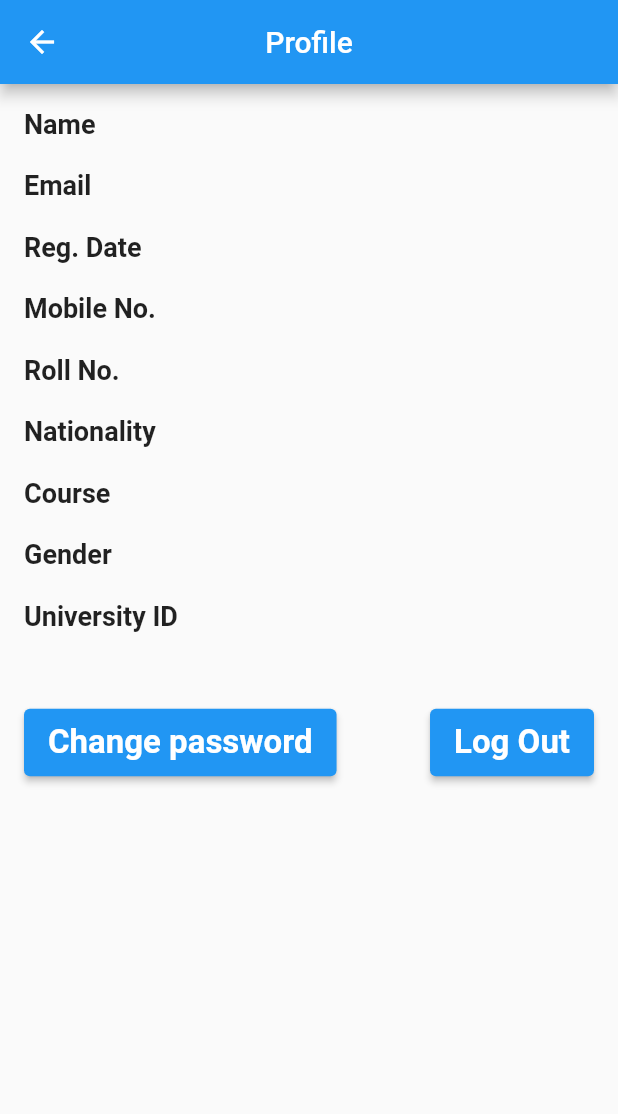
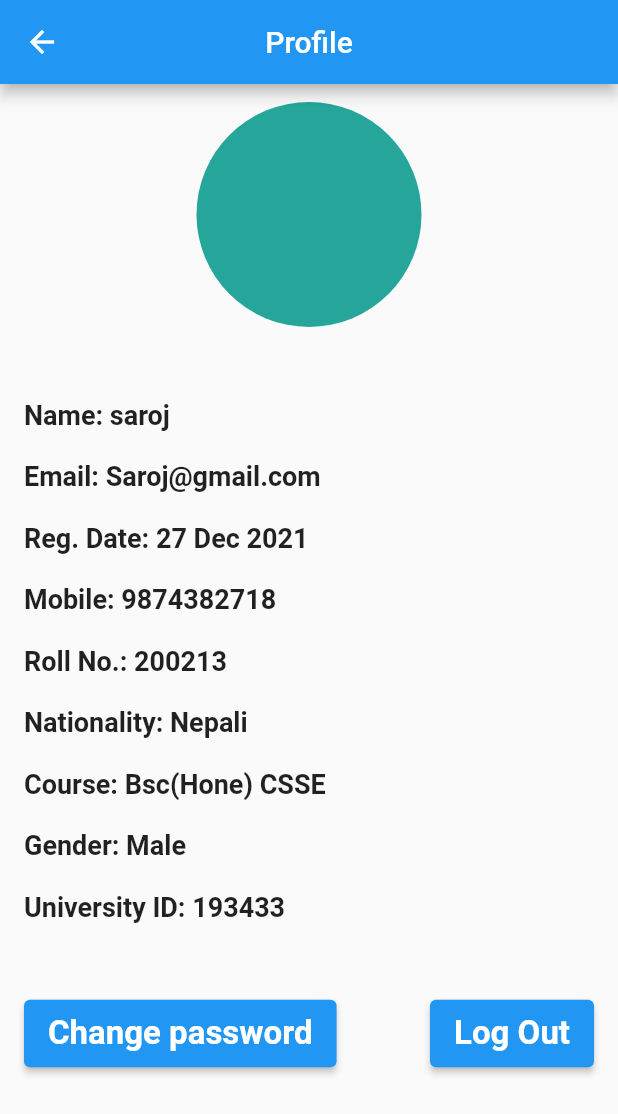
Before and after one commit to SaileshRokaya/ANS, a Flutter app: the UserProfile screen opened directly, on a phone screen of 412 x 824 dp. Shown: the top 1114 px of the screen. Run offline on Flutter 3.47's test engine with Material 2 defaults, Android fonts, the phone set to English and light mode, and no system bars; our stand-ins replace carousel_slider, cloud_firestore, firebase_auth, firebase_core, fluttertoast; accounts and stored records are empty.

Commit message:
changes in existing folders

```diff
--- a/lib/views/home_page.dart
+++ b/lib/views/home_page.dart
@@ -39,13 +39,13 @@ class _HomePageState extends State<HomePage> {
             ),
             InkWell(
               child: CircleAvatar(
-                backgroundImage: NetworkImage(""),
-                radius: 25.0,
+                //backgroundImage: AssetImage("logo.png"),
+                radius: 22.0,
                 backgroundColor: Colors.cyanAccent,
               ),
               onTap: () {
                 Navigator.push(context,
-                    MaterialPageRoute(builder: (context) => MyProfile()));
+                    MaterialPageRoute(builder: (context) => UserProfile()));
               },
             )
           ],
--- a/lib/views/user_profile.dart
+++ b/lib/views/user_profile.dart
@@ -1,3 +1,5 @@
+import 'package:ans/views/change_password.dart';
+import 'package:ans/views/home_page.dart';
 import 'package:ans/views/login.dart';
 import 'package:flutter/material.dart';
 
@@ -6,13 +8,39 @@ class UserProfile extends StatelessWidget {
 
   @override
   Widget build(BuildContext context) {
+    // Variables
+    String name = "saroj";
+    String email = "Saroj@gmail.com";
+    String regDate = "27 Dec 2021";
+    String mobile = "9874382718";
+    String rollNo = "200213";
+    String nationality = "Nepali";
+    String course = "Bsc(Hone) CSSE";
+    String gender = "Male";
+    String unID = "193433";
+
     return Scaffold(
         appBar: AppBar(
           title: Text("Profile"),
           centerTitle: true,
         ),
-        body: Column(
+        body: SingleChildScrollView(
+          child: Column(
             children: [
+              Padding(
+                padding: const EdgeInsets.all(12.0),
+                child: CircleAvatar(
+                  radius: 75,
+                  backgroundColor: Colors.teal.shade400,
+                  //backgroundImage: AssetImage("logo.png"),
+                ),
+              ),
+
+              SizedBox(
+                height: 20,
+              ),
+
+              // Container for user details
               Container(
                 child: Padding(
                   padding: const EdgeInsets.all(16.0),
@@ -21,9 +49,9 @@ class UserProfile extends StatelessWidget {
                     children: [
                       // Name
                       Text(
-                      "Name",
-                      style:
-                          TextStyle(fontSize: 18, fontWeight: FontWeight.bold),
+                        "Name:" + " " + name,
+                        style: TextStyle(
+                            fontSize: 18, fontWeight: FontWeight.bold),
                       ),
                       SizedBox(
                         height: 20,
@@ -31,9 +59,9 @@ class UserProfile extends StatelessWidget {
 
                       // Email
                       Text(
-                      "Email",
-                      style:
-                          TextStyle(fontSize: 18, fontWeight: FontWeight.bold),
+                        "Email: " + email,
+                        style: TextStyle(
+                            fontSize: 18, fontWeight: FontWeight.bold),
                       ),
                       SizedBox(
                         height: 20,
@@ -41,9 +69,9 @@ class UserProfile extends StatelessWidget {
 
                       // Registration Date
                       Text(
-                      "Reg. Date",
-                      style:
-                          TextStyle(fontSize: 18, fontWeight: FontWeight.bold),
+                        "Reg. Date: " + regDate,
+                        style: TextStyle(
+                            fontSize: 18, fontWeight: FontWeight.bold),
                       ),
                       SizedBox(
                         height: 20,
@@ -51,9 +79,9 @@ class UserProfile extends StatelessWidget {
 
                       // Mobile Number
                       Text(
-                      "Mobile No.",
-                      style:
-                          TextStyle(fontSize: 18, fontWeight: FontWeight.bold),
+                        "Mobile: " + mobile,
+                        style: TextStyle(
+                            fontSize: 18, fontWeight: FontWeight.bold),
                       ),
                       SizedBox(
                         height: 20,
@@ -61,9 +89,9 @@ class UserProfile extends StatelessWidget {
 
                       // Roll No
                       Text(
-                      "Roll No.",
-                      style:
-                          TextStyle(fontSize: 18, fontWeight: FontWeight.bold),
+                        "Roll No.: " + rollNo,
+                        style: TextStyle(
+                            fontSize: 18, fontWeight: FontWeight.bold),
                       ),
                       SizedBox(
                         height: 20,
@@ -71,9 +99,9 @@ class UserProfile extends StatelessWidget {
 
                       // Nationality
                       Text(
-                      "Nationality",
-                      style:
-                          TextStyle(fontSize: 18, fontWeight: FontWeight.bold),
+                        "Nationality: " + nationality,
+                        style: TextStyle(
+                            fontSize: 18, fontWeight: FontWeight.bold),
                       ),
                       SizedBox(
                         height: 20,
@@ -81,9 +109,9 @@ class UserProfile extends StatelessWidget {
 
                       // Course
                       Text(
-                      "Course",
-                      style:
-                          TextStyle(fontSize: 18, fontWeight: FontWeight.bold),
+                        "Course: " + course,
+                        style: TextStyle(
+                            fontSize: 18, fontWeight: FontWeight.bold),
                       ),
                       SizedBox(
                         height: 20,
@@ -91,9 +119,9 @@ class UserProfile extends StatelessWidget {
 
                       // Gender
                       Text(
-                      "Gender",
-                      style:
-                          TextStyle(fontSize: 18, fontWeight: FontWeight.bold),
+                        "Gender: " + gender,
+                        style: TextStyle(
+                            fontSize: 18, fontWeight: FontWeight.bold),
                       ),
                       SizedBox(
                         height: 20,
@@ -101,9 +129,9 @@ class UserProfile extends StatelessWidget {
 
                       // University id
                       Text(
-                      "University ID",
-                      style:
-                          TextStyle(fontSize: 18, fontWeight: FontWeight.bold),
+                        "University ID: " + unID,
+                        style: TextStyle(
+                            fontSize: 18, fontWeight: FontWeight.bold),
                       ),
                       SizedBox(
                         height: 50,
@@ -122,7 +150,12 @@ class UserProfile extends StatelessWidget {
                             ),
                             style:
                                 TextButton.styleFrom(minimumSize: Size(30, 45)),
-                          onPressed: () {},
+                            onPressed: () {
+                              Navigator.push(
+                                  context,
+                                  MaterialPageRoute(
+                                      builder: (context) => ChangePassword()));
+                            },
                           ),
 
                           // Log out button
@@ -138,7 +171,7 @@ class UserProfile extends StatelessWidget {
                               Navigator.push(
                                   context,
                                   MaterialPageRoute(
-                                    builder: (context) => Login()));
+                                      builder: (context) => HomePage()));
                             },
                           ),
                         ],
@@ -148,6 +181,7 @@ class UserProfile extends StatelessWidget {
                 ),
               )
             ],
+          ),
         ));
   }
 }
--- a/pubspec.yaml
+++ b/pubspec.yaml
@@ -39,6 +39,7 @@ dependencies:
   firebase_auth: ^3.3.3
   fluttertoast: ^8.0.8
   carousel_slider: ^4.0.0
+  intl: ^0.17.0
 
 dev_dependencies:
   flutter_test:
```
Also changed, not shown: lib/leaves/leave_list.dart (+33 -0 lines), lib/views/Events_read.dart (+28 -7 lines), lib/views/attendance.dart (+13 -5 lines), lib/views/events.dart (+23 -5 lines), lib/views/mysubject.dart (+7 -2 lines), pubspec.lock. Lines whose indentation alone changed are shown as unchanged.
